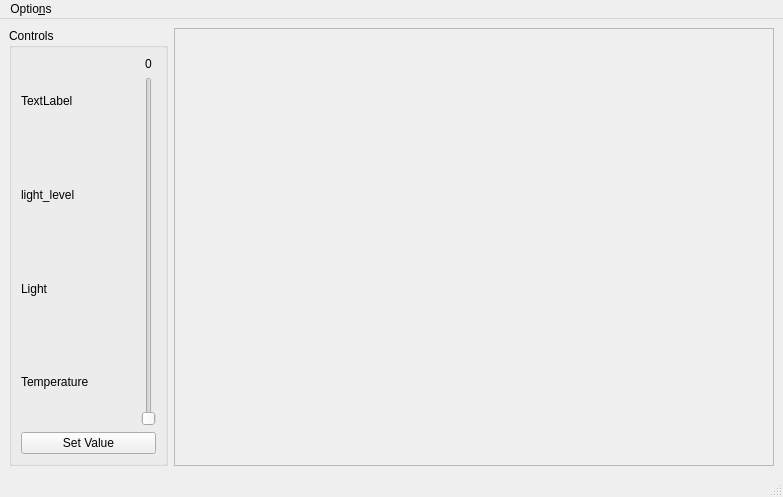
Before: the Qt Designer form qt5_app/mainwindow.ui in ChatzigeorgiouGroup/OptoWorld, drawn with Qt 5.
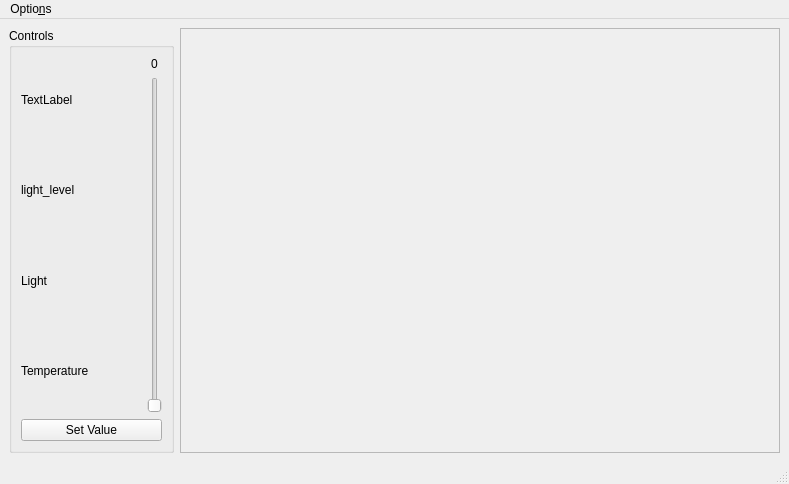
After: the same form once the commit is applied.

Commit message: fixed some bugs in PlotWidget. I had not renamed fig to self.fig consistently

Diff of the .ui file:
```diff
--- a/qt5_app/mainwindow.ui
+++ b/qt5_app/mainwindow.ui
@@ -6,8 +6,8 @@
    <rect>
     <x>0</x>
     <y>0</y>
-    <width>627</width>
-    <height>497</height>
+    <width>789</width>
+    <height>484</height>
    </rect>
   </property>
   <property name="windowTitle">
@@ -153,7 +153,7 @@
     <rect>
      <x>0</x>
      <y>0</y>
-     <width>627</width>
+     <width>789</width>
      <height>30</height>
     </rect>
    </property>
```
The commit also changes 1 other file.
